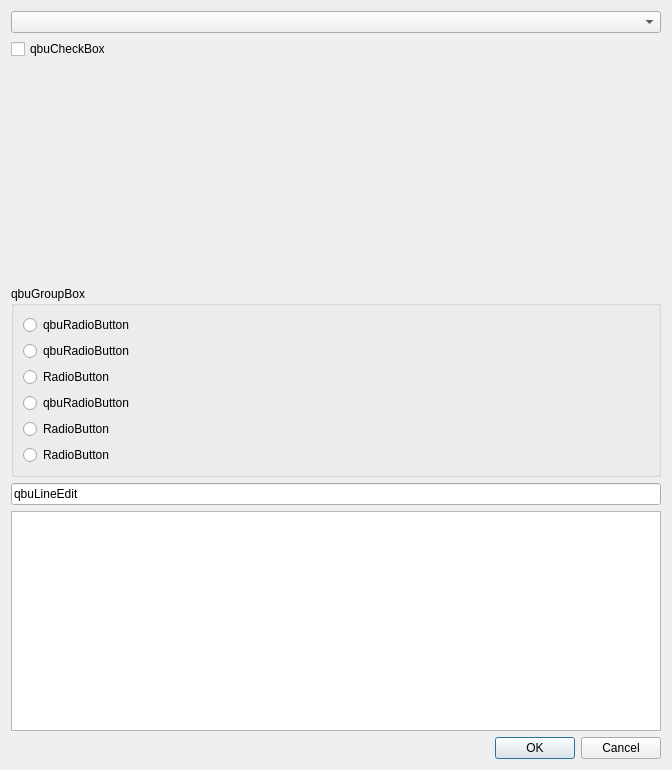
Before: the Qt Designer form trunk/Development/GUI/qbuGUIDev0/rc/DevelopGUIDB0.ui in drescherjm/QtBasicUtils, drawn with Qt 5.
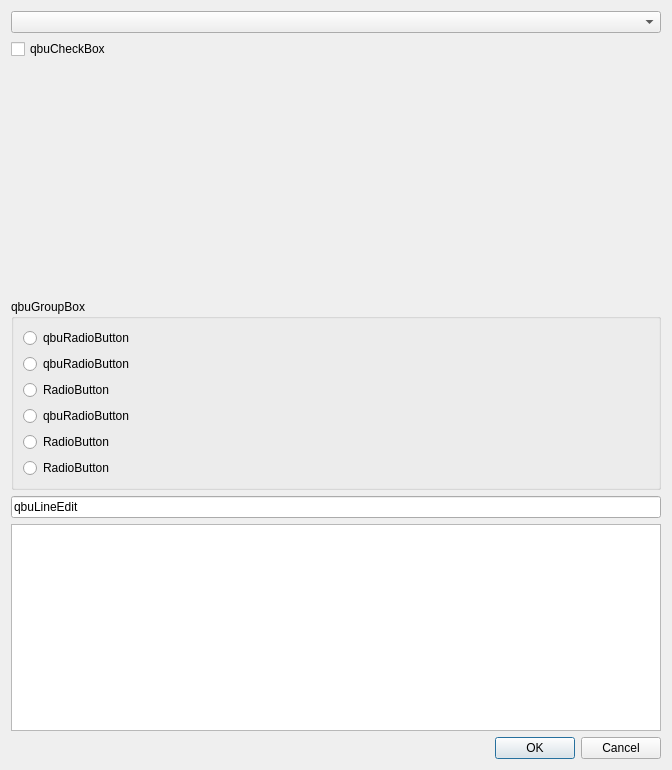
After: the same form once the commit is applied. Custom widgets are drawn as their Qt base class.

Commit message: Begin testing qbuDateTimeEditor.

The edit to the form file:
```diff
--- a/trunk/Development/GUI/qbuGUIDev0/rc/DevelopGUIDB0.ui
+++ b/trunk/Development/GUI/qbuGUIDev0/rc/DevelopGUIDB0.ui
@@ -41,6 +41,30 @@
      </property>
     </spacer>
    </item>
+   <item>
+    <layout class="QHBoxLayout" name="horizontalLayout">
+     <item>
+      <widget class="qbu::qbuDateTimeEditor" name="qbu::qbuDateTimeEditor">
+       <property name="text" stdset="0">
+        <string>qbuDateTimeEditor</string>
+       </property>
+      </widget>
+     </item>
+     <item>
+      <spacer name="horizontalSpacer">
+       <property name="orientation">
+        <enum>Qt::Horizontal</enum>
+       </property>
+       <property name="sizeHint" stdset="0">
+        <size>
+         <width>40</width>
+         <height>20</height>
+        </size>
+       </property>
+      </spacer>
+     </item>
+    </layout>
+   </item>
    <item>
     <widget class="qbu::qbuGroupBox" name="qbu::qbuGroupBox">
      <property name="title">
@@ -153,6 +177,11 @@
    <extends>QTextEdit</extends>
    <header>qbuWidgets/qbuTextEdit.h</header>
   </customwidget>
+  <customwidget>
+   <class>qbu::qbuDateTimeEditor</class>
+   <extends>QWidget</extends>
+   <header>qbuWidgets/qbuDateTimeEditor.h</header>
+  </customwidget>
  </customwidgets>
  <resources/>
  <connections>
```
The commit also changes 2 other files.
